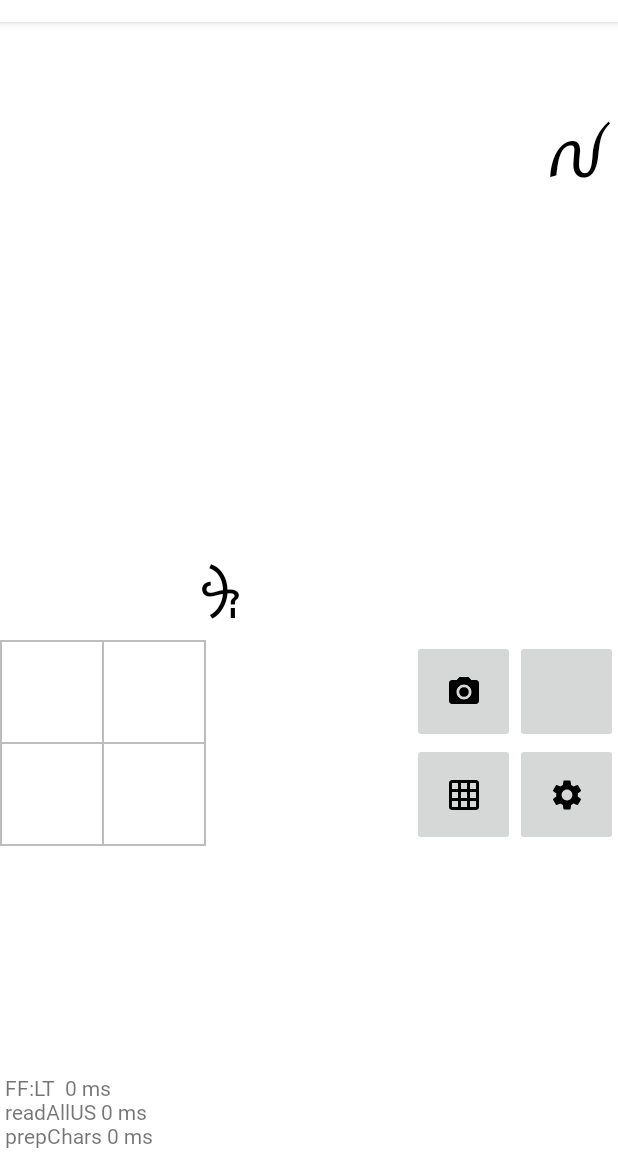
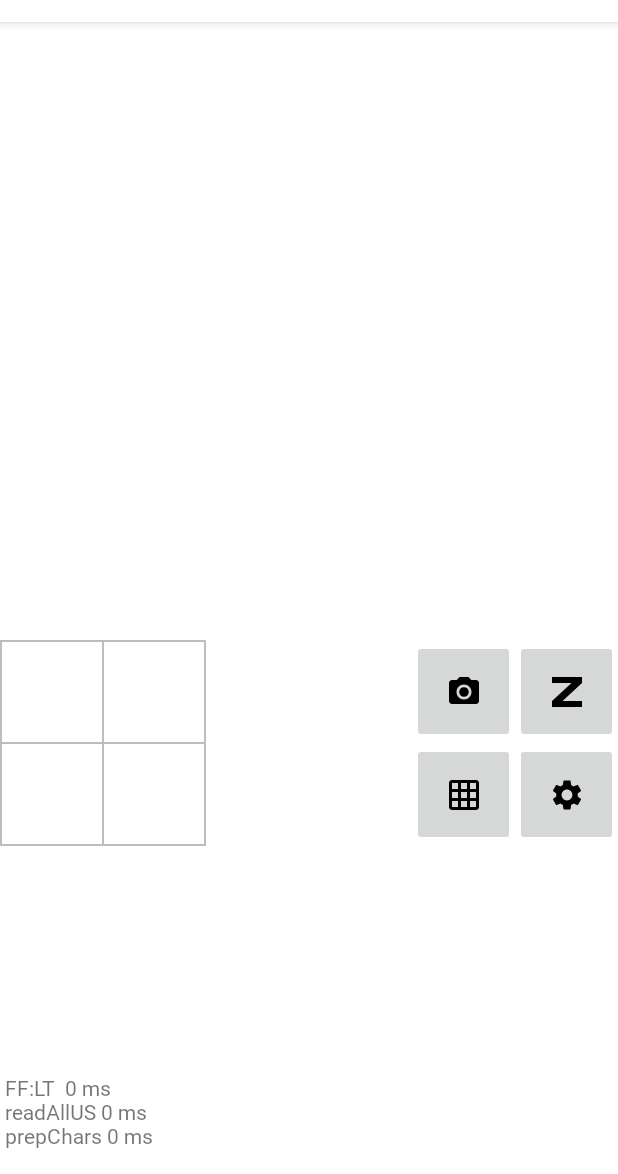
Before and after one commit to claritywhisk/Characters, an Android app: the screen it shows after launch (MainActivity), on a phone screen of 412 x 824 dp, the part 62-1236 px from its top. Run offline under Robolectric (Android 15) with nearby library versions, the phone set to English and light mode, and no system bars; Roboto replaces fonts that are not available here.

Commit message:
some post it todos such as examiner, bug or two, and vector graphics draft for sleep button

```diff
--- a/app/src/main/java/asterhaven/characters/MainActivity.kt
+++ b/app/src/main/java/asterhaven/characters/MainActivity.kt
@@ -39,7 +39,7 @@ class MainActivity : AppCompatActivity() {
         super.onCreate(savedInstanceState)
         binding = ActivityMainBinding.inflate(layoutInflater)
         inventory = binding.mainPanel.inventory
-        GestureApparatus.examinerView = binding.mainPanel.examiner.ex
+        GestureApparatus.examinerView = binding.mainPanel.examiner.root
         setContentView(binding.root)
         timeTV("FF:LT ",binding.worldView) { FontFallback.loadTypefaces(applicationContext) }
         InventorySlot.init(this)
--- /dev/null
+++ b/app/src/main/res/drawable/baseline_zzz_24.xml
@@ -0,0 +1,11 @@
+<?xml version="1.0" encoding="utf-8"?>
+<vector xmlns:android="http://schemas.android.com/apk/res/android"
+    android:tint="#000000"
+    android:width="24dp"
+    android:height="24dp"
+    android:viewportWidth="24.0"
+    android:viewportHeight="24.0">
+    <path
+        android:fillColor="@android:color/white"
+        android:pathData="M2 2L22 2L22 6L9 18L22 18L22 22L2 22L2 18L15 6L2 6Z"/>
+</vector>
--- a/app/src/main/res/layout/buttons.xml
+++ b/app/src/main/res/layout/buttons.xml
@@ -22,7 +22,7 @@
         android:layout_width="0dp"
         android:layout_height="0dp"
         android:onClick="sleepButtonClick"
-        android:text="@string/sleep_button"
+        android:src="@drawable/baseline_zzz_24"
         app:layout_constraintBottom_toTopOf="@id/settings"
         app:layout_constraintDimensionRatio="1"
         app:layout_constraintEnd_toEndOf="parent"
--- a/app/src/main/res/layout/examiner.xml
+++ b/app/src/main/res/layout/examiner.xml
@@ -1,11 +1,11 @@
 <?xml version="1.0" encoding="utf-8"?>
-<androidx.constraintlayout.widget.ConstraintLayout
+<asterhaven.characters.ExaminerView
     xmlns:android="http://schemas.android.com/apk/res/android"
     xmlns:app="http://schemas.android.com/apk/res-auto"
     android:layout_width="match_parent"
     android:layout_height="match_parent">
 
-    <asterhaven.characters.ExaminerView
+    <TextView
         android:id="@+id/ex"
         android:layout_width="0dp"
         android:layout_height="0dp"
@@ -44,4 +44,4 @@
         app:layout_constraintStart_toStartOf="parent"
         app:layout_constraintBottom_toBottomOf="parent" />
 
-</androidx.constraintlayout.widget.ConstraintLayout>
+</asterhaven.characters.ExaminerView>
--- a/app/src/main/res/values/strings.xml
+++ b/app/src/main/res/values/strings.xml
@@ -7,4 +7,6 @@
     <string name="script_done_button">Leave</string>
     <string name="cat_recent_chars_title">Recent</string>
     <string name="cat_undiscovered_script_title">\?\?\?</string>
+    <string name="exam_clipboard_description">Unicode character</string>
+    <string name="exam_clipboard_copy_toast">Copied %s to clipboard!</string>
 </resources>
```
Also changed, not shown: app/src/main/java/asterhaven/characters/Catalog.kt (+5 -6 lines), app/src/main/java/asterhaven/characters/ExaminerView.kt (+7 -73 lines), app/src/main/java/asterhaven/characters/GestureApparatus.kt (+4 -3 lines), app/src/main/java/asterhaven/characters/Tile.kt (+0 -63 lines).
